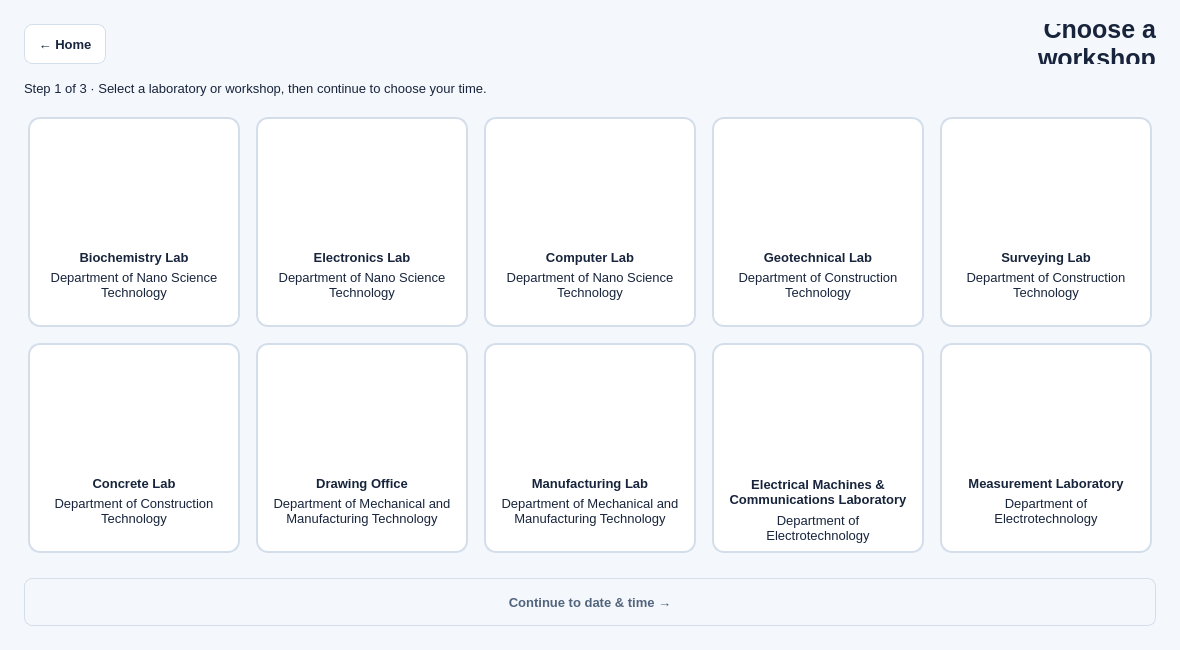
The window that ui/forms/page1.ui (PPAS-Rashmika/SYNCLAB-Centralized-Workshop-Laboratory-Allocation-Platform) describes before a commit, drawn with Qt 5.
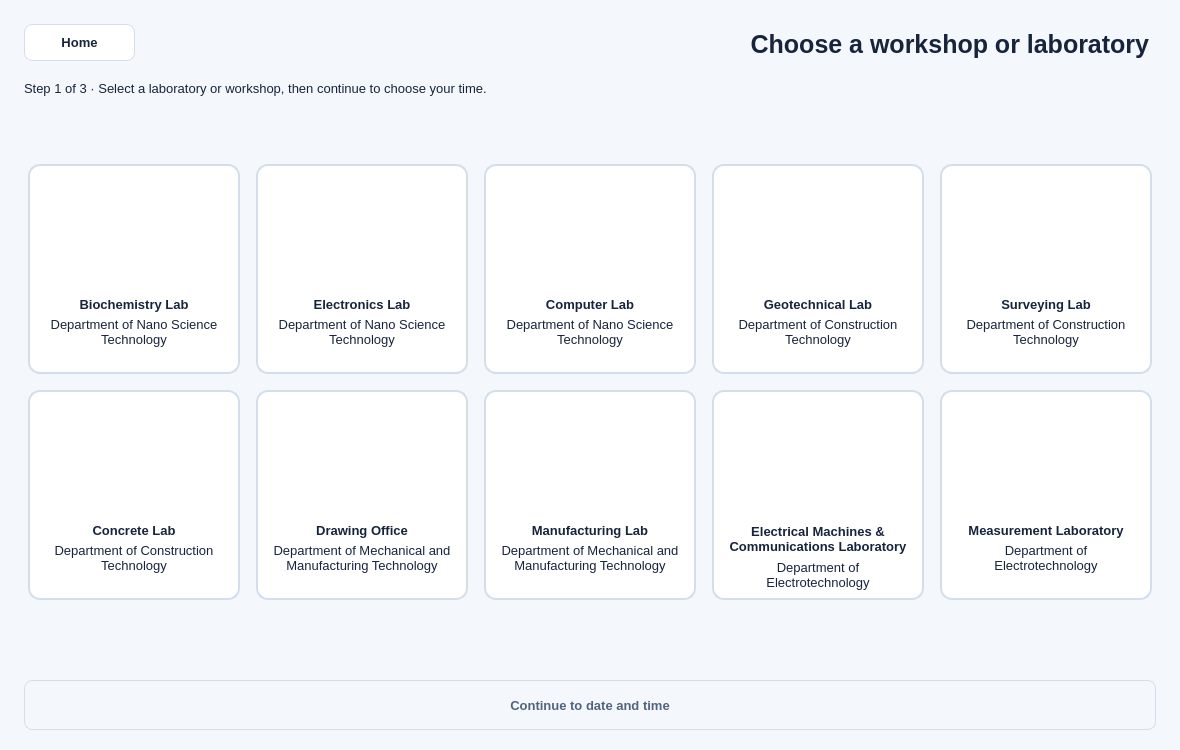
The same window after the commit. Icons and pictures are not drawn.

```diff
--- a/ui/forms/page1.ui
+++ b/ui/forms/page1.ui
@@ -7,7 +7,7 @@
     <x>0</x>
     <y>0</y>
     <width>1180</width>
-    <height>650</height>
+    <height>750</height>
    </rect>
   </property>
   <property name="font">
@@ -24,8 +24,8 @@
     <rect>
      <x>24</x>
      <y>24</y>
-     <width>82</width>
-     <height>40</height>
+     <width>111</width>
+     <height>37</height>
     </rect>
    </property>
    <property name="font">
@@ -35,31 +35,22 @@
      <bold>true</bold>
     </font>
    </property>
-   <property name="text">
-    <string>← Home</string>
-   </property>
    <property name="cursor">
     <cursorShape>PointingHandCursor</cursorShape>
    </property>
+   <property name="text">
+    <string>Home</string>
+   </property>
   </widget>
   <widget class="QLabel" name="selectTitleLabel">
    <property name="geometry">
     <rect>
-     <x>927</x>
+     <x>645</x>
      <y>24</y>
-     <width>229</width>
+     <width>511</width>
      <height>40</height>
     </rect>
    </property>
-   <property name="text">
-    <string>Choose a workshop</string>
-   </property>
-   <property name="wordWrap">
-    <bool>true</bool>
-   </property>
-   <property name="alignment">
-    <set>Qt::AlignRight|Qt::AlignVCenter</set>
-   </property>
    <property name="font">
     <font>
      <family>Segoe UI</family>
@@ -67,6 +58,15 @@
      <bold>true</bold>
     </font>
    </property>
+   <property name="text">
+    <string>Choose a workshop or laboratory </string>
+   </property>
+   <property name="alignment">
+    <set>Qt::AlignmentFlag::AlignRight|Qt::AlignmentFlag::AlignTrailing|Qt::AlignmentFlag::AlignVCenter</set>
+   </property>
+   <property name="wordWrap">
+    <bool>true</bool>
+   </property>
   </widget>
   <widget class="QLabel" name="selectionHintLabel">
    <property name="geometry">
@@ -88,7 +88,7 @@
    <property name="geometry">
     <rect>
      <x>24</x>
-     <y>113</y>
+     <y>160</y>
      <width>1132</width>
      <height>443</height>
     </rect>
@@ -1297,30 +1297,30 @@
    </property>
   </widget>
   <widget class="QPushButton" name="nextBtn">
-   <property name="geometry">
-    <rect>
-     <x>24</x>
-     <y>578</y>
-     <width>1132</width>
-     <height>48</height>
-    </rect>
-   </property>
-   <property name="font">
-    <font>
-     <family>Segoe UI</family>
-     <pointsize>10</pointsize>
-     <bold>true</bold>
-    </font>
-   </property>
-   <property name="text">
-    <string>Continue to date &amp;&amp; time →</string>
-   </property>
-   <property name="cursor">
-    <cursorShape>PointingHandCursor</cursorShape>
-   </property>
    <property name="enabled">
     <bool>false</bool>
    </property>
+   <property name="geometry">
+    <rect>
+     <x>24</x>
+     <y>680</y>
+     <width>1132</width>
+     <height>50</height>
+    </rect>
+   </property>
+   <property name="font">
+    <font>
+     <family>Segoe UI</family>
+     <pointsize>10</pointsize>
+     <bold>true</bold>
+    </font>
+   </property>
+   <property name="cursor">
+    <cursorShape>PointingHandCursor</cursorShape>
+   </property>
+   <property name="text">
+    <string>Continue to date and time</string>
+   </property>
   </widget>
  </widget>
  <tabstops>
```
Left out of the diff: 445 changed lines with no effect on the pictures.
